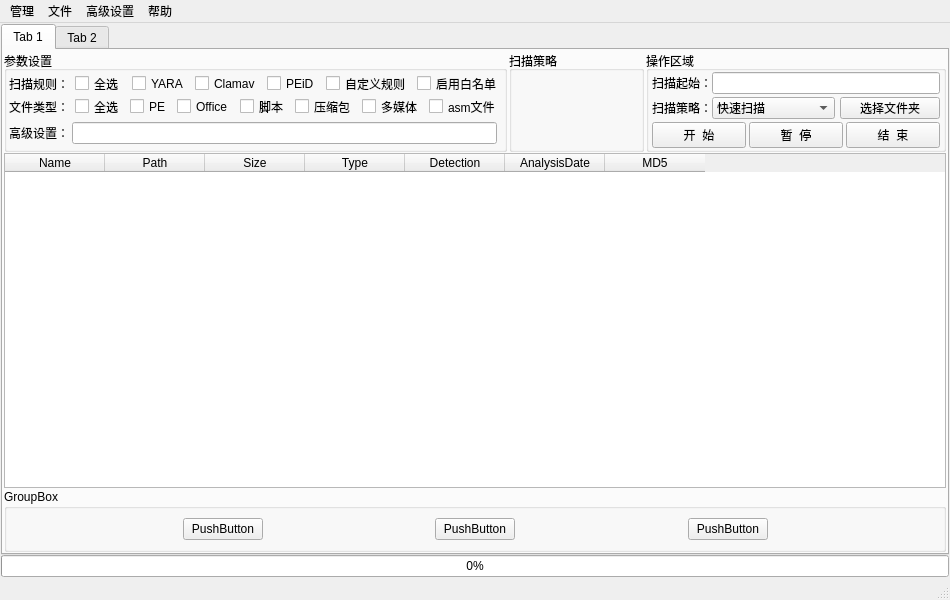
zengrx/S.M.A.R.T, file uissma/MS_MainWindow.ui: the form before one commit.
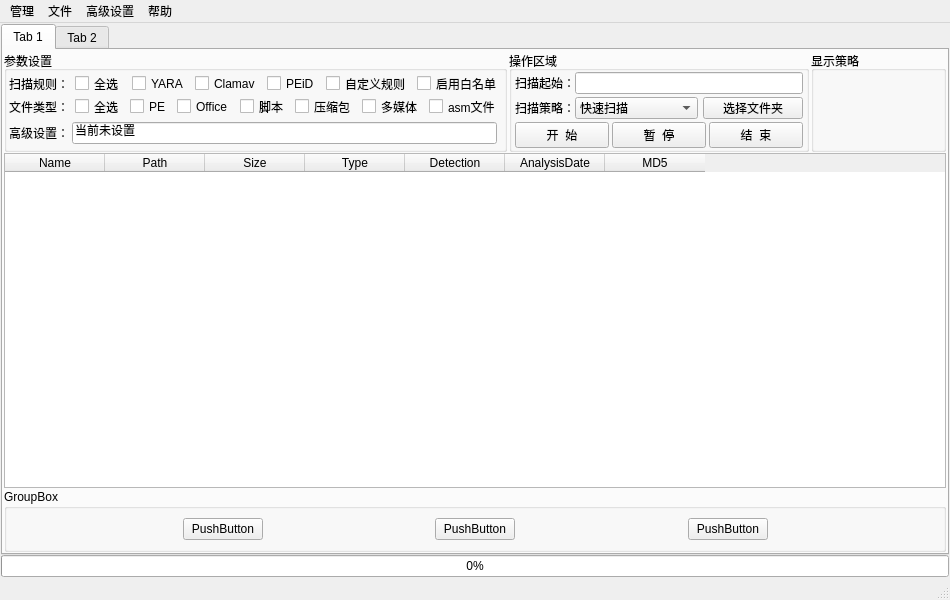
The form after the commit.

Commit message: set checkbox logic

```diff
--- a/uissma/MS_MainWindow.ui
+++ b/uissma/MS_MainWindow.ui
@@ -352,41 +352,17 @@
                     </widget>
                    </item>
                    <item>
-                    <widget class="QLineEdit" name="lineEdit_2"/>
+                    <widget class="QLineEdit" name="lineEditAdvSet">
+                     <property name="text">
+                      <string>当前未设置</string>
+                     </property>
+                    </widget>
                    </item>
                   </layout>
                  </item>
                 </layout>
                </widget>
               </item>
-              <item>
-               <widget class="QGroupBox" name="groupBox">
-                <property name="sizePolicy">
-                 <sizepolicy hsizetype="Expanding" vsizetype="Preferred">
-                  <horstretch>0</horstretch>
-                  <verstretch>0</verstretch>
-                 </sizepolicy>
-                </property>
-                <property name="title">
-                 <string>扫描策略</string>
-                </property>
-                <layout class="QVBoxLayout" name="verticalLayout_7">
-                 <item>
-                  <spacer name="horizontalSpacer_2">
-                   <property name="orientation">
-                    <enum>Qt::Horizontal</enum>
-                   </property>
-                   <property name="sizeHint" stdset="0">
-                    <size>
-                     <width>53</width>
-                     <height>20</height>
-                    </size>
-                   </property>
-                  </spacer>
-                 </item>
-                </layout>
-               </widget>
-              </item>
               <item>
                <widget class="QGroupBox" name="groupBox_3">
                 <property name="sizePolicy">
@@ -552,6 +528,34 @@
                 </layout>
                </widget>
               </item>
+              <item>
+               <widget class="QGroupBox" name="groupBox">
+                <property name="sizePolicy">
+                 <sizepolicy hsizetype="Expanding" vsizetype="Preferred">
+                  <horstretch>0</horstretch>
+                  <verstretch>0</verstretch>
+                 </sizepolicy>
+                </property>
+                <property name="title">
+                 <string>显示策略</string>
+                </property>
+                <layout class="QVBoxLayout" name="verticalLayout_7">
+                 <item>
+                  <spacer name="horizontalSpacer_2">
+                   <property name="orientation">
+                    <enum>Qt::Horizontal</enum>
+                   </property>
+                   <property name="sizeHint" stdset="0">
+                    <size>
+                     <width>53</width>
+                     <height>20</height>
+                    </size>
+                   </property>
+                  </spacer>
+                 </item>
+                </layout>
+               </widget>
+              </item>
              </layout>
             </item>
             <item>
```
Left out of the diff: 36 changed lines with no effect on the pictures. The commit also changes 5 other files.
